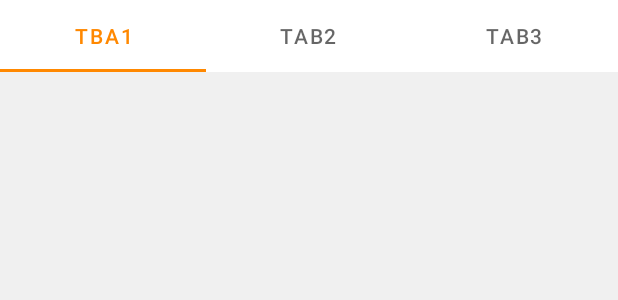
After one commit to FaediMichele/fitnessApp, an Android app: the layout fragment_pager.xml on its own in the app's theme, with its tools: preview values and no code run, on a phone screen of 412 x 824 dp. The commit adds this screen. Shown: the top 300 px of the screen. Run offline under Robolectric (Android 15) with nearby library versions, the phone set to English and light mode, and no system bars.

Commit message:
inserito il container pager

```diff
--- /dev/null
+++ b/crinaed/app/src/main/res/layout/fragment_pager.xml
@@ -0,0 +1,46 @@
+<?xml version="1.0" encoding="utf-8"?>
+<androidx.constraintlayout.widget.ConstraintLayout
+    xmlns:android="http://schemas.android.com/apk/res/android"
+    xmlns:app="http://schemas.android.com/apk/res-auto"
+    android:layout_width="match_parent"
+    android:layout_height="match_parent">
+
+    <com.google.android.material.tabs.TabLayout
+        android:id="@+id/tabs"
+        android:layout_width="match_parent"
+        android:layout_height="wrap_content"
+        app:layout_constraintEnd_toEndOf="parent"
+        app:layout_constraintStart_toStartOf="parent"
+        app:layout_constraintTop_toTopOf="parent">
+
+        <com.google.android.material.tabs.TabItem
+            android:layout_width="wrap_content"
+            android:layout_height="wrap_content"
+            android:text="tba1" />
+
+        <com.google.android.material.tabs.TabItem
+            android:layout_width="wrap_content"
+            android:layout_height="wrap_content"
+            android:text="tab2" />
+
+        <com.google.android.material.tabs.TabItem
+            android:layout_width="wrap_content"
+            android:layout_height="wrap_content"
+            android:text="tab3" />
+
+    </com.google.android.material.tabs.TabLayout>
+
+
+    <androidx.constraintlayout.widget.ConstraintLayout
+        android:id="@+id/container_page"
+        android:layout_width="match_parent"
+        android:layout_height="wrap_content"
+        app:layout_constraintBottom_toBottomOf="parent"
+        app:layout_constraintEnd_toEndOf="parent"
+        app:layout_constraintHorizontal_bias="0.0"
+        app:layout_constraintStart_toStartOf="parent"
+        app:layout_constraintTop_toBottomOf="@+id/tabs"
+        app:layout_constraintVertical_bias="0.0" />
+
+
+</androidx.constraintlayout.widget.ConstraintLayout>
```
Also changed, not shown: crinaed/app/src/main/java/com/example/crinaed/MainActivity.java (+13 -6 lines), crinaed/app/src/main/java/com/example/crinaed/PagerFragment.java (added, +18 -0 lines).
